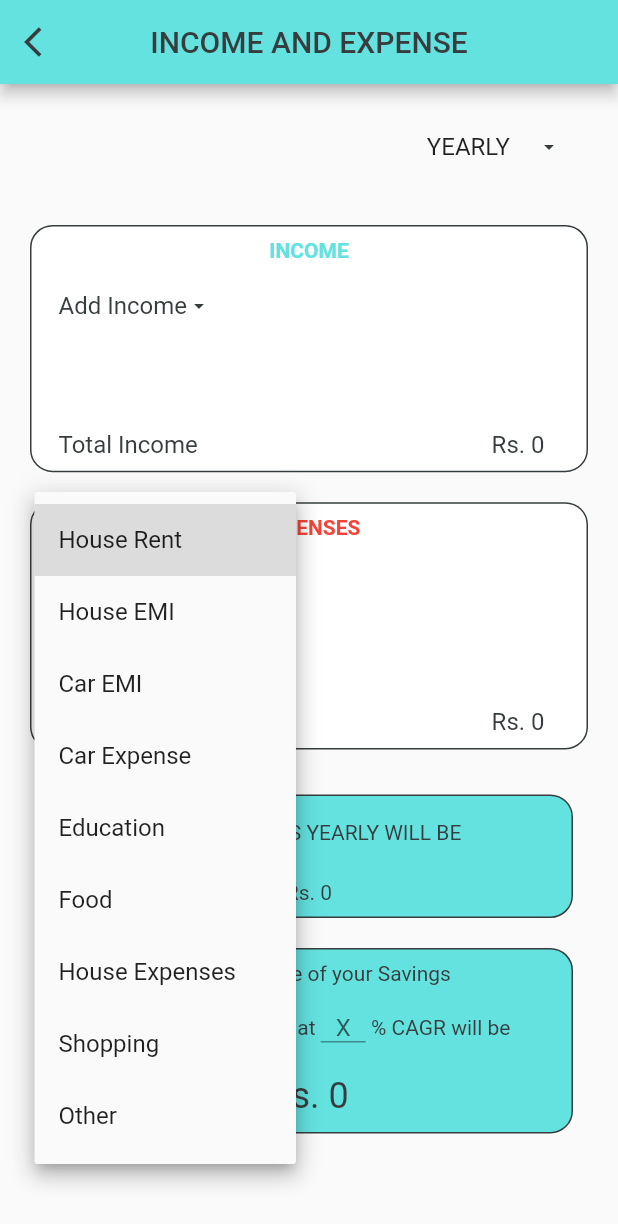
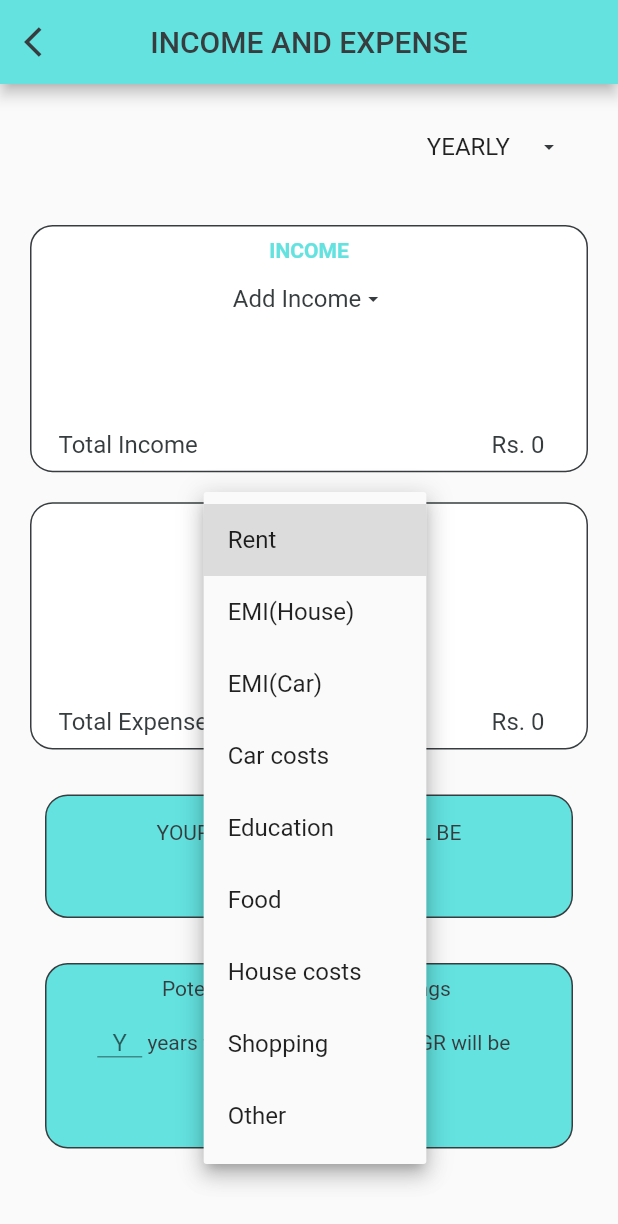
Before and after one commit to samyakOO7/finanace-app1, a Flutter app: the IncomePage screen opened directly, after a tap on "Add Expense", on a phone screen of 412 x 824 dp. Shown: the top 1224 px of the screen. Run offline on Flutter 3.47's test engine with Material 2 defaults, Android fonts, the phone set to English and light mode, and no system bars; our stand-ins replace firebase_auth, google_sign_in, otp_text_field, percent_indicator, pie_chart, string_validator; accounts and stored records are empty.

Commit message:
Overflow solved

```diff
--- a/lib/Income_Expenses/IncomeHomePage.dart
+++ b/lib/Income_Expenses/IncomeHomePage.dart
@@ -138,9 +138,6 @@ class _IncomePageState extends State<IncomePage> {
                                         color: Color(0xff63E2E0),
                                         fontWeight: FontWeight.bold),
                                   ),
-                                  SizedBox(
-                                    height: 5,
-                                  ),
                                   Visibility(
                                     child: Container(
                                       height: height * 0.02,
@@ -166,7 +163,9 @@ class _IncomePageState extends State<IncomePage> {
                                     ),
                                     visible: (c1 != 0) ? true : false,
                                   ),
-                                  Row(
+                                  SingleChildScrollView(
+                                    scrollDirection: Axis.horizontal,
+                                    child: Row(
                                       mainAxisAlignment:
                                           MainAxisAlignment.spaceBetween,
                                       children: <Widget>[
@@ -209,14 +208,15 @@ class _IncomePageState extends State<IncomePage> {
                                         Padding(
                                           padding: EdgeInsets.only(right: 10),
                                           child: Visibility(
-                                          visible:
-                                              incometype != null ? true : false,
+                                            visible: incometype != null
+                                                ? true
+                                                : false,
                                             child: Row(
                                               mainAxisAlignment:
                                                   MainAxisAlignment.spaceEvenly,
                                               children: <Widget>[
                                                 Container(
-                                                width: 150,
+                                                  width: 180,
                                                   height: 50,
                                                   child: TextField(
                                                     keyboardType:
@@ -246,11 +246,14 @@ class _IncomePageState extends State<IncomePage> {
                                                       c1 = c1 + 1;
                                                       typei = incometype;
                                                       incometype = null;
-                                                    totalincome = totalincome +
-                                                        int.parse(income.text);
+                                                      totalincome =
+                                                          totalincome +
+                                                              int.parse(
+                                                                  income.text);
                                                     });
                                                   },
-                                                icon: Icon(Icons.arrow_forward),
+                                                  icon:
+                                                      Icon(Icons.arrow_forward),
                                                   color: Color(0xff373D3F),
                                                 )
                                               ],
@@ -258,6 +261,7 @@ class _IncomePageState extends State<IncomePage> {
                                           ),
                                         ),
                                       ],
+                                    ),
                                   ),
                                 ],
                               ),
@@ -339,7 +343,9 @@ class _IncomePageState extends State<IncomePage> {
                                     ),
                                     visible: (c2 != 0) ? true : false,
                                   ),
-                                  Row(
+                                  SingleChildScrollView(
+                                    scrollDirection: Axis.horizontal,
+                                    child: Row(
                                       mainAxisAlignment:
                                           MainAxisAlignment.spaceBetween,
                                       children: <Widget>[
@@ -365,13 +371,13 @@ class _IncomePageState extends State<IncomePage> {
                                                 });
                                               },
                                               items: <String>[
-                                              'House Rent',
-                                              'House EMI',
-                                              'Car EMI',
-                                              'Car Expense',
+                                                'Rent',
+                                                'EMI(House)',
+                                                'EMI(Car)',
+                                                'Car costs',
                                                 'Education',
                                                 'Food',
-                                              'House Expenses',
+                                                'House costs',
                                                 'Shopping',
                                                 'Other'
                                               ].map<DropdownMenuItem<String>>(
@@ -395,7 +401,7 @@ class _IncomePageState extends State<IncomePage> {
                                                   MainAxisAlignment.spaceEvenly,
                                               children: <Widget>[
                                                 Container(
-                                                width: 120,
+                                                  width: 180,
                                                   height: 50,
                                                   child: TextField(
                                                     keyboardType:
@@ -433,7 +439,8 @@ class _IncomePageState extends State<IncomePage> {
                                                           totalexpense;
                                                     });
                                                   },
-                                                icon: Icon(Icons.arrow_forward),
+                                                  icon:
+                                                      Icon(Icons.arrow_forward),
                                                   color: Color(0xff373D3F),
                                                 )
                                               ],
@@ -441,6 +448,7 @@ class _IncomePageState extends State<IncomePage> {
                                           ),
                                         ),
                                       ],
+                                    ),
                                   ),
                                 ],
                               ),
@@ -503,9 +511,11 @@ class _IncomePageState extends State<IncomePage> {
                       ),
                     ),
                     SizedBox(
-                      height: 20,
+                      height: 30,
                     ),
-                    Padding(
+                    SingleChildScrollView(
+                      scrollDirection: Axis.vertical,
+                      child: Padding(
                         padding: EdgeInsets.symmetric(horizontal: 30),
                         child: Container(
                           height: height * 0.15,
@@ -514,7 +524,8 @@ class _IncomePageState extends State<IncomePage> {
                               color: Color(0xff373D3F),
                             ),
                             color: Color(0xff63E2E0),
-                          borderRadius: BorderRadius.all(Radius.circular(15.0)),
+                            borderRadius:
+                                BorderRadius.all(Radius.circular(15.0)),
                           ),
                           child: Column(
                             mainAxisAlignment: MainAxisAlignment.spaceBetween,
@@ -606,6 +617,7 @@ class _IncomePageState extends State<IncomePage> {
                           ),
                         ),
                       ),
+                    ),
                   ],
                 ),
               ),
```
Also changed, not shown: lib/MyGoals/AddGoals.dart (+10 -9 lines). Lines whose indentation alone changed are shown as unchanged.
